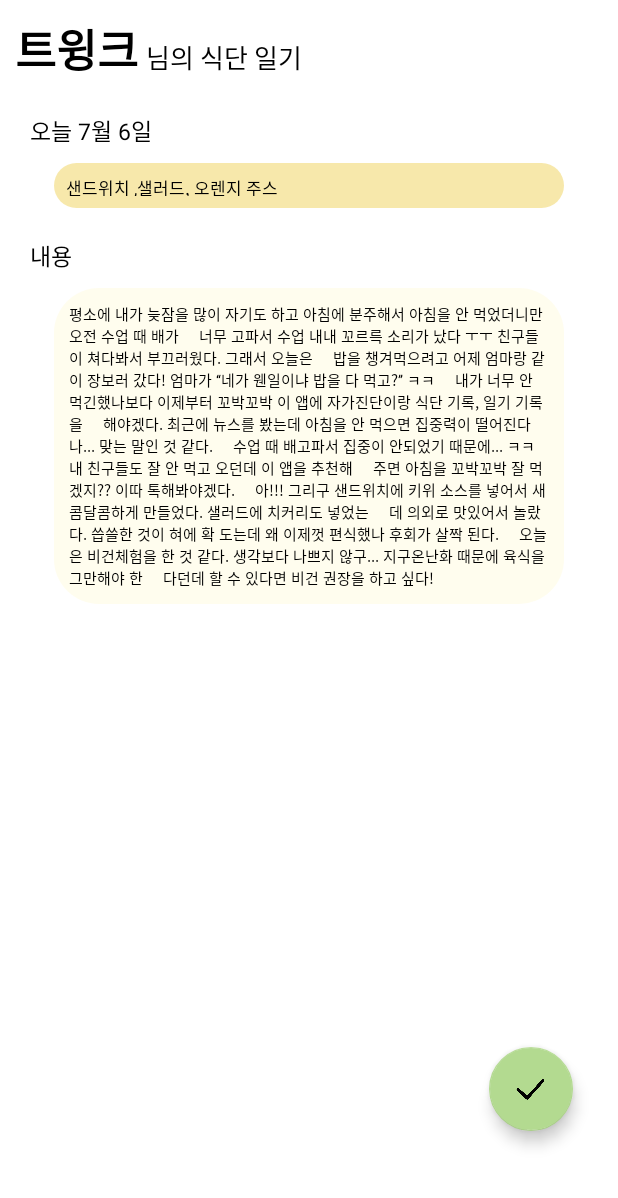
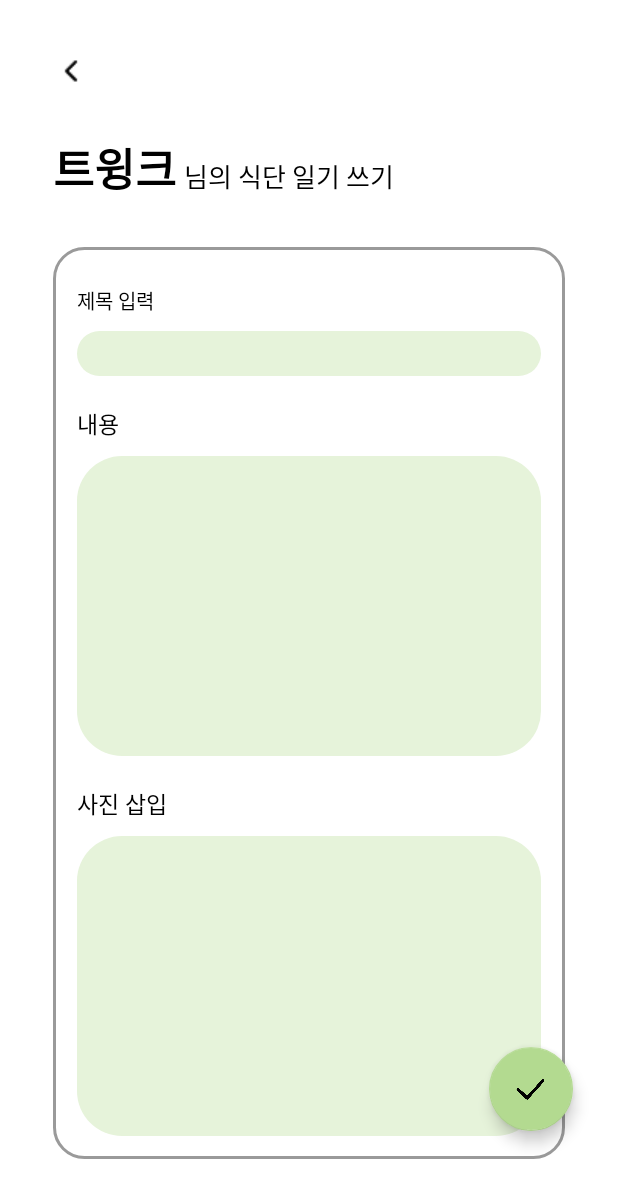
Before and after one commit to 55soup/BreakfastForce, an Android app: the Fragment1DiaryActivity screen opened directly, with no data from a screen before it, on a phone screen of 412 x 824 dp. Shown: the top 1198 px of the screen. Run offline under Robolectric (Android 15) with nearby library versions, the phone set to English and light mode, and no system bars.

Commit message:
뒤로가기 버튼 완성 / 일기 xml 완성

```diff
--- a/app/src/main/java/com/example/breakfastforce/Fragment1DiaryActivity.java
+++ b/app/src/main/java/com/example/breakfastforce/Fragment1DiaryActivity.java
@@ -15,12 +15,20 @@ import android.widget.ImageButton;
 import com.google.android.material.floatingactionbutton.FloatingActionButton;
 
 public class Fragment1DiaryActivity extends AppCompatActivity {
+    ImageButton btn_back;
 
     @Override
     protected void onCreate(Bundle savedInstanceState) {
         super.onCreate(savedInstanceState);
         setContentView(R.layout.activity_fragment1_diary);
 
+        btn_back = findViewById(R.id.btn_back);
+        btn_back.setOnClickListener(new View.OnClickListener() {
+            @Override
+            public void onClick(View v) {
+                onBackPressed(); // 뒤로 가기 버튼
+            }
+        });
 
     }
 }
--- /dev/null
+++ b/app/src/main/res/drawable/opacity.xml
@@ -0,0 +1,11 @@
+<?xml version="1.0" encoding="utf-8"?>
+<shape xmlns:android="http://schemas.android.com/apk/res/android" android:shape="rectangle" >
+    <solid android:color="#00000000" />
+    <stroke android:width="2dp" android:color="#9A9A9A"/>
+
+    <corners
+        android:topLeftRadius="20dp"
+        android:topRightRadius="20dp"
+        android:bottomLeftRadius="20dp"
+        android:bottomRightRadius="20dp"/>
+</shape>
--- a/app/src/main/res/layout/activity_fragment1_diary.xml
+++ b/app/src/main/res/layout/activity_fragment1_diary.xml
@@ -16,11 +16,24 @@
         tools:context=".Fragment1">
 
         <LinearLayout
+            android:padding="15dp"
             android:orientation="vertical"
             android:layout_width="match_parent"
             android:layout_height="match_parent">
 
+            <ImageButton
+                android:id="@+id/btn_back"
+                android:layout_width="wrap_content"
+                android:layout_height="wrap_content"
+                android:src="@drawable/arrow_left"
+                android:layout_marginLeft="10dp"
+                android:layout_marginTop="10dp"
+                android:background="#00000000" />
+
             <LinearLayout
+                android:layout_marginLeft="10dp"
+                android:layout_marginTop="30dp"
+                android:layout_marginBottom="20dp"
                 android:layout_width="match_parent"
                 android:layout_height="wrap_content"
                 android:orientation="horizontal">
@@ -37,7 +50,7 @@
                 <TextView
                     android:layout_width="wrap_content"
                     android:layout_height="wrap_content"
-                    android:text="님의 식단 일기"
+                    android:text="님의 식단 일기 쓰기"
                     android:layout_marginLeft="5dp"
                     android:textSize="17dp"
                     android:textColor="@color/black"/>
@@ -45,6 +58,11 @@
             </LinearLayout>
 
             <LinearLayout
+                android:paddingTop="15dp"
+                android:paddingBottom="15dp"
+                android:paddingLeft="16dp"
+                android:paddingRight="16dp"
+                android:background="@drawable/opacity"
                 android:layout_width="match_parent"
                 android:layout_height="wrap_content"
                 android:orientation="vertical"
@@ -54,24 +72,24 @@
                 <TextView
                     android:layout_width="match_parent"
                     android:layout_height="wrap_content"
-                    android:text="오늘 7월 6일"
+                    android:text="제목 입력"
                     android:layout_marginTop="10dp"
                     android:textColor="@color/black"
-                    android:textSize="15dp"
+                    android:textSize="13dp"
                     android:id="@+id/date"/>
 
                 <TextView
-                    android:layout_width="340dp"
+                    android:layout_width="match_parent"
                     android:layout_height="30dp"
                     android:padding="8dp"
-                    android:text="샌드위치 ,샐러드, 오렌지 주스"
+                    android:text=""
                     android:gravity="center_vertical"
                     android:layout_marginTop="10dp"
                     android:textColor="@color/black"
                     android:textSize="11dp"
                     android:background="@drawable/round_btn"
-                    android:backgroundTint="#80F0D158"
-                    android:id="@+id/meal"/>
+                    android:backgroundTint="#E6F3DA"
+                    android:id="@+id/title"/>
 
                 <TextView
                     android:layout_width="match_parent"
@@ -83,34 +101,44 @@
                     android:id="@+id/cotent"/>
 
                 <TextView
-                    android:layout_width="340dp"
-                    android:layout_height="wrap_content"
-                    android:padding="10dp"
-                    android:text="평소에 내가 늦잠을 많이 자기도 하고 아침에 분주해서 아침을 안 먹었더니만 오전 수업 때 배가
-    너무 고파서 수업 내내 꼬르륵 소리가 났다 ㅜㅜ 친구들이 쳐다봐서 부끄러웠다. 그래서 오늘은
-    밥을 챙겨먹으려고 어제 엄마랑 같이 장보러 갔다! 엄마가 “네가 웬일이냐 밥을 다 먹고?” ㅋㅋ
-    내가 너무 안 먹긴했나보다 이제부터 꼬박꼬박 이 앱에 자가진단이랑 식단 기록, 일기 기록을
-    해야겠다. 최근에 뉴스를 봤는데 아침을 안 먹으면 집중력이 떨어진다나... 맞는 말인 것 같다.
-    수업 때 배고파서 집중이 안되었기 때문에... ㅋㅋ 내 친구들도 잘 안 먹고 오던데 이 앱을 추천해
-    주면 아침을 꼬박꼬박 잘 먹겠지?? 이따 톡해봐야겠다.
-    아!!! 그리구 샌드위치에 키위 소스를 넣어서 새콤달콤하게 만들었다. 샐러드에 치커리도 넣었는
-    데 의외로 맛있어서 놀랐다. 씁쓸한 것이 혀에 확 도는데 왜 이제껏 편식했나 후회가 살짝 된다.
-    오늘은 비건체험을 한 것 같다. 생각보다 나쁘지 않구... 지구온난화 때문에 육식을 그만해야 한
-    다던데 할 수 있다면 비건 권장을 하고 싶다!"
+                    android:layout_width="match_parent"
+                    android:layout_height="200dp"
+                    android:padding="8dp"
+                    android:text=""
                     android:gravity="center_vertical"
                     android:layout_marginTop="10dp"
                     android:textColor="@color/black"
-                    android:textSize="10dp"
+                    android:textSize="11dp"
                     android:background="@drawable/round_btn"
-                    android:backgroundTint="#40FFF8BA"
-                    android:id="@+id/dateCotent"/>
+                    android:backgroundTint="#E6F3DA"
+                    android:id="@+id/content"/>
+
+                <TextView
+                    android:layout_width="match_parent"
+                    android:layout_height="wrap_content"
+                    android:text="사진 삽입"
+                    android:layout_marginTop="20dp"
+                    android:textColor="@color/black"
+                    android:textSize="15dp"
+                    android:id="@+id/photo"/>
+
+                <TextView
+                    android:layout_width="match_parent"
+                    android:layout_height="200dp"
+                    android:padding="8dp"
+                    android:text=""
+                    android:gravity="center_vertical"
+                    android:layout_marginTop="10dp"
+                    android:textColor="@color/black"
+                    android:textSize="11dp"
+                    android:background="@drawable/round_btn"
+                    android:backgroundTint="#E6F3DA"
+                    android:id="@+id/photo1"/>
 
             </LinearLayout>
             </LinearLayout>
 
     </ScrollView>
-
-
 
     <com.google.android.material.floatingactionbutton.FloatingActionButton
         android:layout_width="wrap_content"
```
